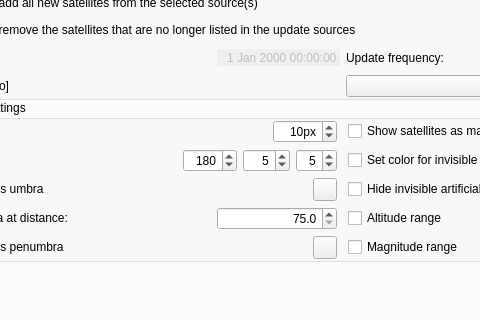
Above: plugins/Satellites/src/gui/satellitesDialog.ui from Stellarium/stellarium before the change; both pictures show x 88 to 568 and y 105 to 425 of the 861 by 536 pixel window. Below: the same form after it.
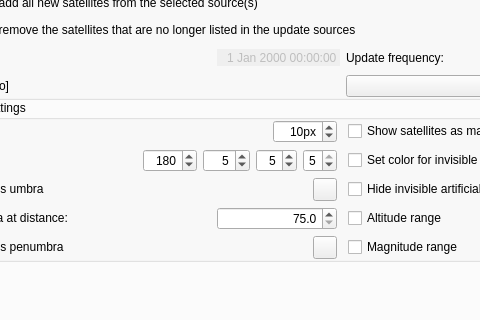
That is the form after the change. Icons and pictures are not drawn. Custom widgets are drawn as their Qt base class.

Commit message: Added support the thickness of satellite orbits (fix #2623)

Patch:
```diff
--- a/plugins/Satellites/src/gui/satellitesDialog.ui
+++ b/plugins/Satellites/src/gui/satellitesDialog.ui
@@ -463,6 +463,22 @@
               </property>
              </widget>
             </item>
+            <item>
+             <widget class="QSpinBox" name="orbitThicknessSpin">
+              <property name="alignment">
+               <set>Qt::AlignRight|Qt::AlignTrailing|Qt::AlignVCenter</set>
+              </property>
+              <property name="minimum">
+               <number>1</number>
+              </property>
+              <property name="maximum">
+               <number>5</number>
+              </property>
+              <property name="value">
+               <number>5</number>
+              </property>
+             </widget>
+            </item>
            </layout>
           </item>
           <item row="3" column="0">
```
The commit also changes 8 other files.
